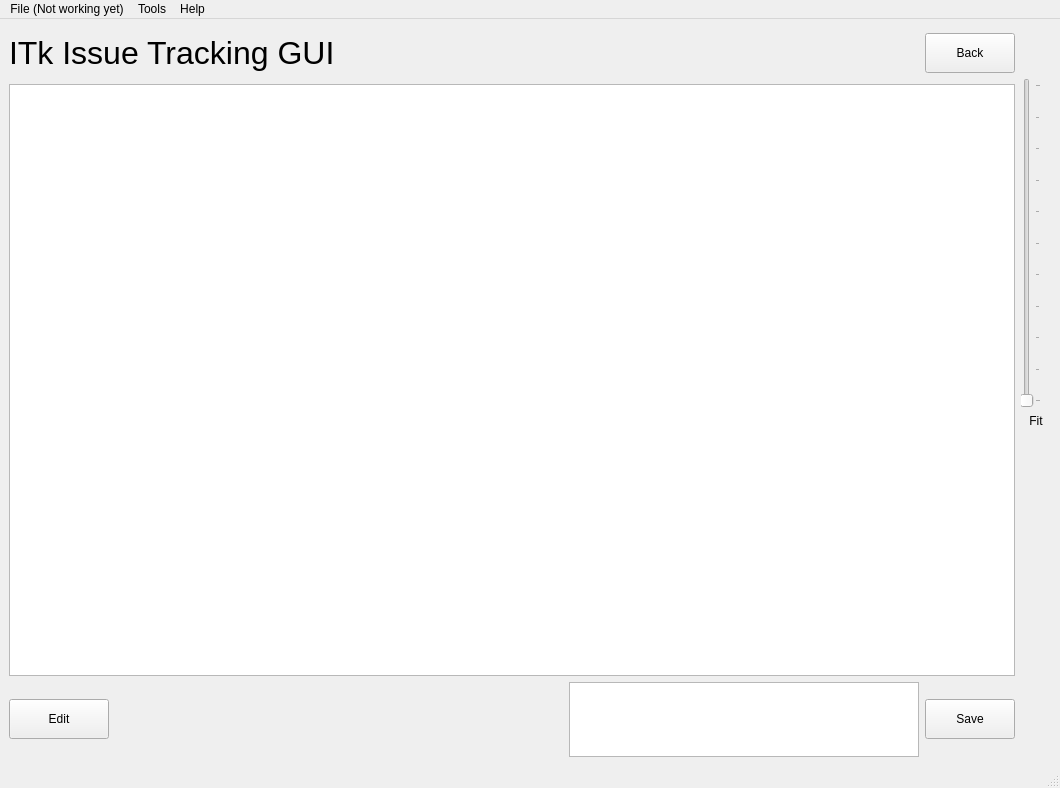
Old version of the form ITkTrackingGUI/WirebondRecorderGUI.ui in the repository adamazoulay/ITkTrackingGUI.
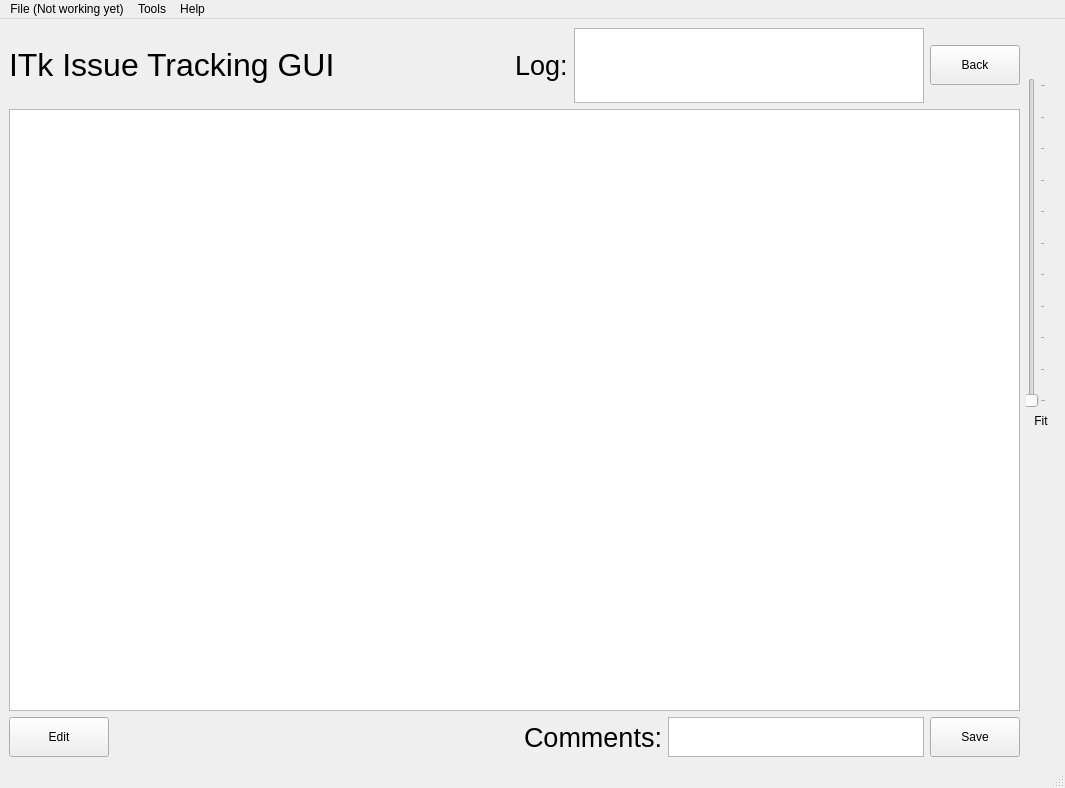
New version of the form.

The edit to the form file:
```diff
--- a/ITkTrackingGUI/WirebondRecorderGUI.ui
+++ b/ITkTrackingGUI/WirebondRecorderGUI.ui
@@ -153,7 +153,22 @@
          </spacer>
         </item>
         <item>
-         <widget class="QTextBrowser" name="logText">
+         <widget class="QLabel" name="label">
+          <property name="font">
+           <font>
+            <pointsize>20</pointsize>
+           </font>
+          </property>
+          <property name="text">
+           <string>Comments:</string>
+          </property>
+          <property name="alignment">
+           <set>Qt::AlignLeading|Qt::AlignLeft|Qt::AlignVCenter</set>
+          </property>
+         </widget>
+        </item>
+        <item>
+         <widget class="QTextBrowser" name="commentBox">
           <property name="sizePolicy">
            <sizepolicy hsizetype="Minimum" vsizetype="Minimum">
             <horstretch>0</horstretch>
@@ -162,16 +177,19 @@
           </property>
           <property name="minimumSize">
            <size>
-            <width>350</width>
-            <height>75</height>
+            <width>0</width>
+            <height>40</height>
            </size>
           </property>
           <property name="maximumSize">
            <size>
-            <width>350</width>
+            <width>16777215</width>
             <height>75</height>
            </size>
           </property>
+          <property name="readOnly">
+           <bool>false</bool>
+          </property>
          </widget>
         </item>
         <item>
@@ -246,6 +264,40 @@
           </property>
          </spacer>
         </item>
+        <item>
+         <widget class="QLabel" name="label_2">
+          <property name="font">
+           <font>
+            <pointsize>20</pointsize>
+           </font>
+          </property>
+          <property name="text">
+           <string>Log:</string>
+          </property>
+         </widget>
+        </item>
+        <item>
+         <widget class="QTextBrowser" name="logText">
+          <property name="sizePolicy">
+           <sizepolicy hsizetype="Minimum" vsizetype="Minimum">
+            <horstretch>0</horstretch>
+            <verstretch>0</verstretch>
+           </sizepolicy>
+          </property>
+          <property name="minimumSize">
+           <size>
+            <width>350</width>
+            <height>75</height>
+           </size>
+          </property>
+          <property name="maximumSize">
+           <size>
+            <width>350</width>
+            <height>75</height>
+           </size>
+          </property>
+         </widget>
+        </item>
         <item>
          <widget class="QPushButton" name="btnBack">
           <property name="sizePolicy">
```
